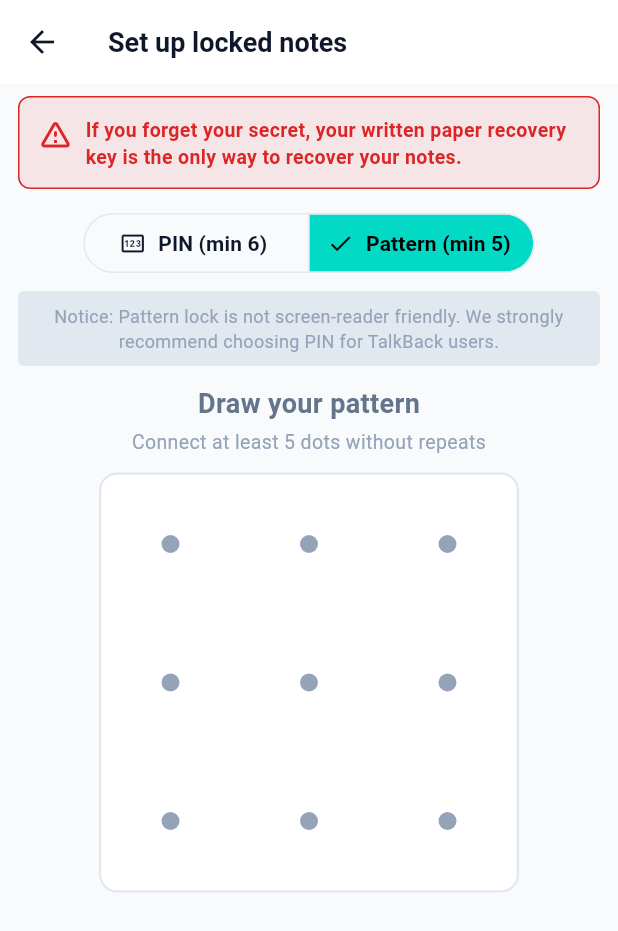
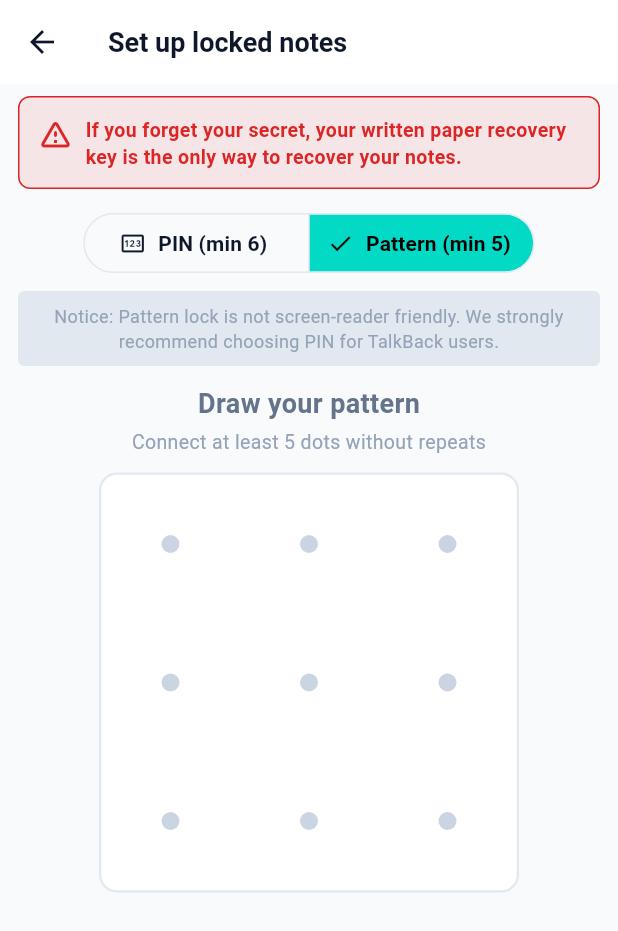
Before and after one commit to Its-kushal/notes-application, a Flutter app: the VaultSetupScreen screen opened directly, after a tap on "Pattern (min 5)", on a phone screen of 412 x 824 dp. Shown: the top 931 px of the screen. Run offline on Flutter 3.47's test engine with Material 3 defaults, Android fonts, the phone set to English and light mode, and no system bars; our stand-ins replace file_picker, flutter_riverpod, flutter_secure_storage, go_router, share_plus, sqflite_sqlcipher; missing offline and left inert: cryptography; accounts and stored records are empty.

Commit message:
fix(ui): improve pattern lock dot contrast and reset error state on new gesture

```diff
--- a/lib/features/locked_notes/presentation/widgets/pattern_lock_widget.dart
+++ b/lib/features/locked_notes/presentation/widgets/pattern_lock_widget.dart
@@ -5,6 +5,7 @@ import '../../../../core/theme/spacing.dart';
 class PatternLockWidget extends StatefulWidget {
   final int minDots;
   final ValueChanged<List<int>> onPatternComplete;
+  final VoidCallback? onPatternStart;
   final bool isEnabled;
   final bool isError;
   final String? errorMessage;
@@ -13,6 +14,7 @@ class PatternLockWidget extends StatefulWidget {
     super.key,
     this.minDots = 5,
     required this.onPatternComplete,
+    this.onPatternStart,
     this.isEnabled = true,
     this.isError = false,
     this.errorMessage,
@@ -51,6 +53,7 @@ class _PatternLockWidgetState extends State<PatternLockWidget> {
 
   void _onPanStart(DragStartDetails details, Size size) {
     if (!widget.isEnabled) return;
+    widget.onPatternStart?.call();
     setState(() {
       _selectedDots.clear();
       _currentTouch = details.localPosition;
@@ -109,7 +112,7 @@ class _PatternLockWidgetState extends State<PatternLockWidget> {
                 color: isDark ? AppColors.surfaceDark : AppColors.cardLight,
                 borderRadius: BorderRadius.circular(Spacing.md),
                 border: Border.all(
-                  color: widget.isError
+                  color: (widget.isError && _currentTouch == null)
                       ? AppColors.error
                       : (isDark ? AppColors.charcoal : AppColors.greyLight),
                   width: 1.5,
@@ -169,8 +172,12 @@ class _PatternPainter extends CustomPainter {
 
   @override
   void paint(Canvas canvas, Size size) {
-    final dotColor = isDark ? AppColors.greyDark : AppColors.greyMedium;
-    final activeColor = isError ? AppColors.error : AppColors.primary;
+    // Inactive dots: distinct, clearly visible points on dark surface
+    final dotColor = isDark ? const Color(0xFF64748B) : const Color(0xFFCBD5E1);
+    // While actively dragging a new pattern, always use primary accent; only show red when error evaluated
+    final activeColor = (isError && currentTouch == null)
+        ? AppColors.error
+        : (isDark ? AppColors.primaryLight : AppColors.primary);
 
     final dotPaint = Paint()
       ..color = dotColor
@@ -181,12 +188,12 @@ class _PatternPainter extends CustomPainter {
       ..style = PaintingStyle.fill;
 
     final haloPaint = Paint()
-      ..color = activeColor.withValues(alpha: 0.25)
+      ..color = activeColor.withValues(alpha: isDark ? 0.35 : 0.25)
       ..style = PaintingStyle.fill;
 
     final linePaint = Paint()
       ..color = activeColor
-      ..strokeWidth = 4.0
+      ..strokeWidth = 4.5
       ..strokeCap = StrokeCap.round
       ..strokeJoin = StrokeJoin.round
       ..style = PaintingStyle.stroke;
```
